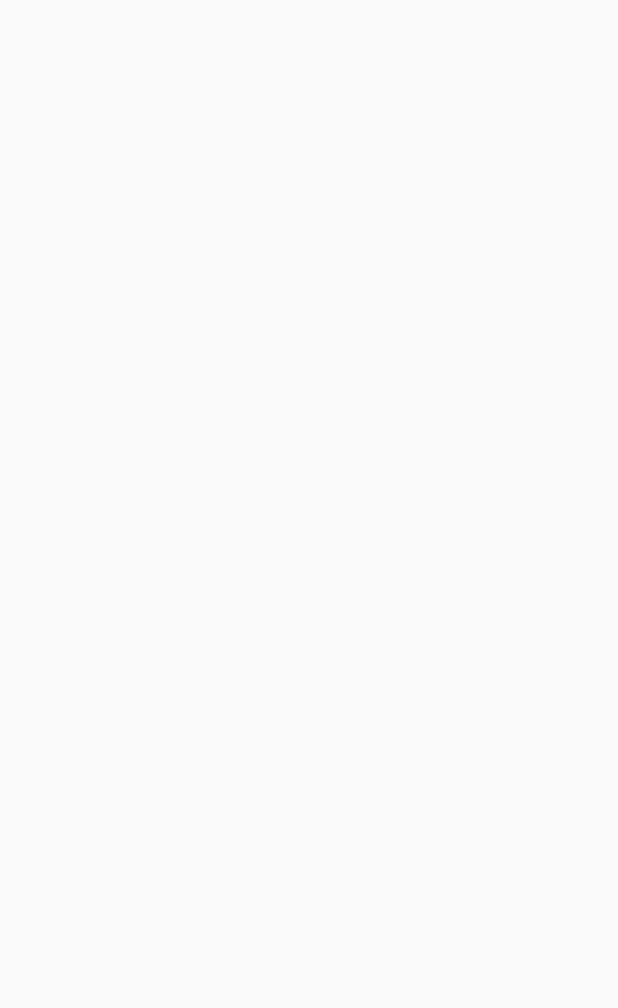
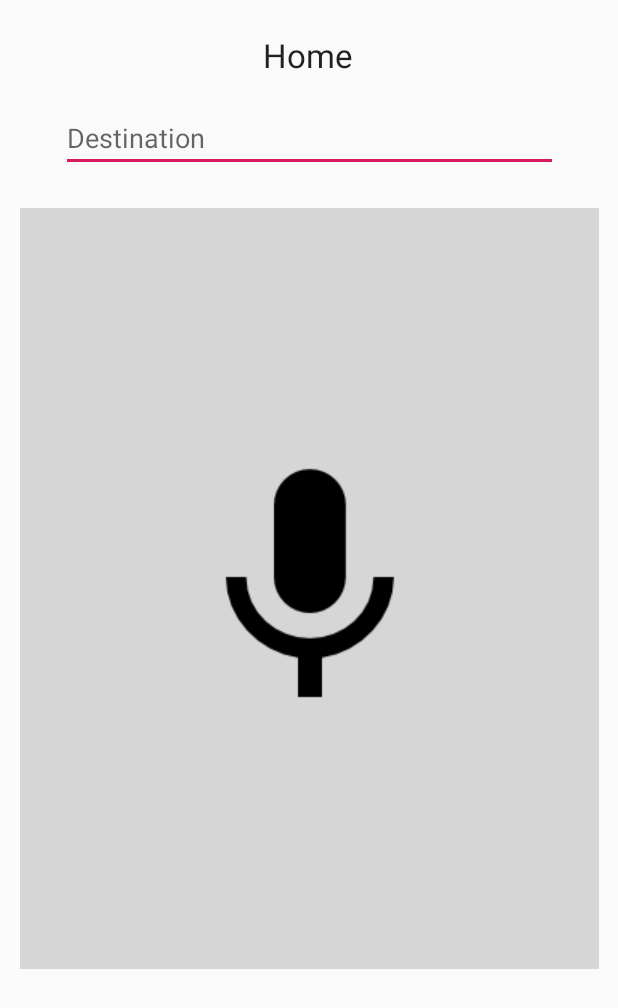
Before and after one commit to jfabellera/slim-walking, an Android app: the homepage screen opened directly, with no data from a screen before it, on a phone screen of 412 x 824 dp. Before the commit the part shown is empty. Shown: the top 1008 px of the screen. Run offline under Robolectric (Android 15) with nearby library versions, the phone set to English and light mode, and no system bars.

Commit message:
add home page with text-to-speech and button functionality

```diff
--- a/app/src/main/java/com/example/slim_walking/MainActivity.java
+++ b/app/src/main/java/com/example/slim_walking/MainActivity.java
@@ -17,6 +17,7 @@ public class MainActivity extends AppCompatActivity {
         super.onCreate(savedInstanceState);
         setContentView(R.layout.activity_main);
 
+        // splash screen, transition after 3 seconds
         timer = new Timer();
         timer.schedule(new TimerTask() {
             @Override
--- a/app/src/main/res/layout/activity_homepage.xml
+++ b/app/src/main/res/layout/activity_homepage.xml
@@ -6,4 +6,41 @@
     android:layout_height="match_parent"
     tools:context=".homepage">
 
+    <ImageButton
+        android:id="@+id/inputButton"
+        android:layout_width="386dp"
+        android:layout_height="507dp"
+        android:layout_marginTop="24dp"
+        android:background="#D6D6D6"
+        app:layout_constraintEnd_toEndOf="parent"
+        app:layout_constraintStart_toStartOf="parent"
+        app:layout_constraintTop_toBottomOf="@+id/dst"
+        app:srcCompat="@drawable/baseline_mic_black_48" />
+
+    <TextView
+        android:id="@+id/title"
+        android:layout_width="152dp"
+        android:layout_height="41dp"
+        android:layout_marginTop="16dp"
+        android:gravity="center"
+        android:text="Home"
+        android:textAllCaps="false"
+        android:textAppearance="@style/TextAppearance.AppCompat.Large"
+        app:layout_constraintEnd_toEndOf="parent"
+        app:layout_constraintHorizontal_bias="0.498"
+        app:layout_constraintStart_toStartOf="parent"
+        app:layout_constraintTop_toTopOf="parent" />
+
+    <EditText
+        android:id="@+id/dst"
+        android:layout_width="331dp"
+        android:layout_height="41dp"
+        android:layout_marginTop="16dp"
+        android:ems="10"
+        android:hint="Destination"
+        android:inputType="textPersonName"
+        app:layout_constraintEnd_toEndOf="parent"
+        app:layout_constraintStart_toStartOf="parent"
+        app:layout_constraintTop_toBottomOf="@+id/title" />
+
 </androidx.constraintlayout.widget.ConstraintLayout>
```
Also changed, not shown: app/src/main/java/com/example/slim_walking/homepage.java (+84 -0 lines), app/src/main/res/drawable/baseline_mic_black_48.png (added).
